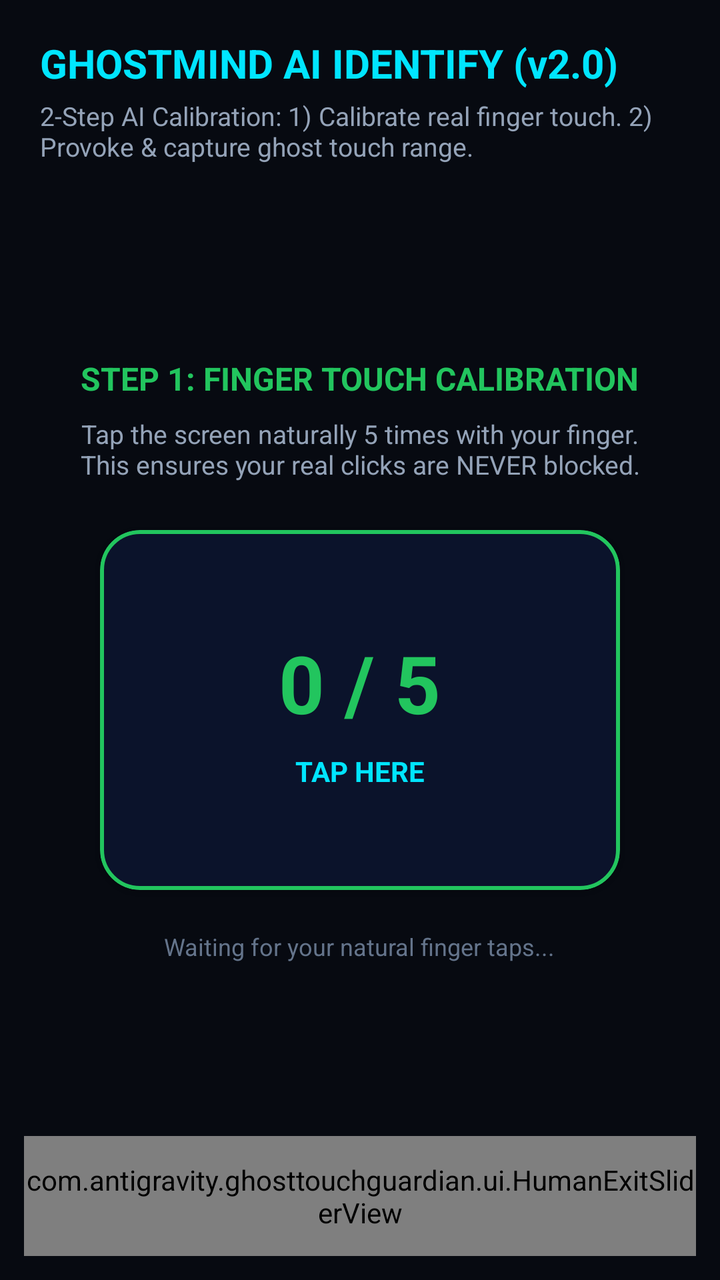
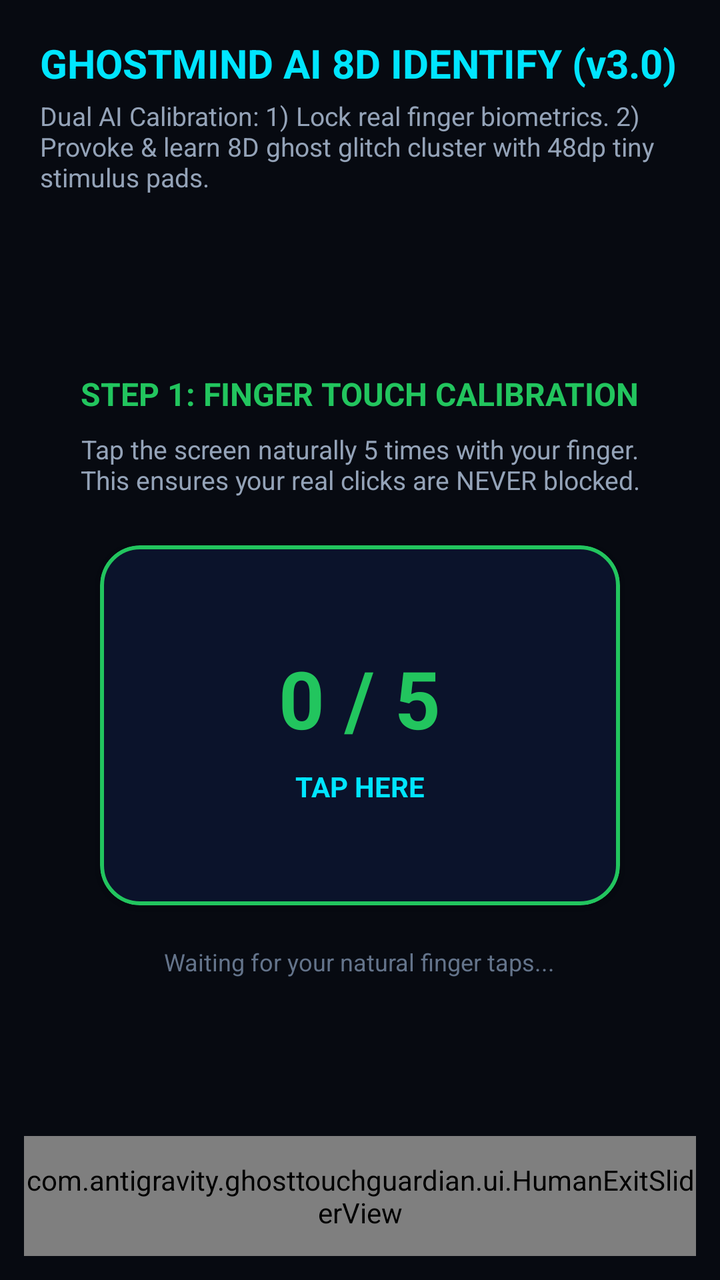

The first picture is an Android layout as it rendered before a commit; the second is the same layout after the commit. The layout source and the unified diff follow.
<!-- AndroidManifest.xml: activity theme Theme.GhostTouchGuardian.Fullscreen -->
<!-- res/layout/activity_ghost_identify.xml -->
<?xml version="1.0" encoding="utf-8"?>
<androidx.constraintlayout.widget.ConstraintLayout xmlns:android="http://schemas.android.com/apk/res/android"
    xmlns:app="http://schemas.android.com/apk/res-auto"
    android:layout_width="match_parent"
    android:layout_height="match_parent"
    android:background="#070A11">

    
    <LinearLayout
        android:id="@+id/identifyHeader"
        android:layout_width="match_parent"
        android:layout_height="wrap_content"
        android:orientation="vertical"
        android:paddingStart="20dp"
        android:paddingEnd="20dp"
        android:paddingTop="18dp"
        android:paddingBottom="10dp"
        app:layout_constraintTop_toTopOf="parent">

        <TextView
            android:id="@+id/tvIdentifyTitle"
            android:layout_width="wrap_content"
            android:layout_height="wrap_content"
            android:text="GHOSTMIND AI IDENTIFY (v2.0)"
            android:textColor="#00E5FF"
            android:textSize="20sp"
            android:textStyle="bold" />

        <TextView
            android:id="@+id/tvIdentifySubtitle"
            android:layout_width="match_parent"
            android:layout_height="wrap_content"
            android:layout_marginTop="4dp"
            android:text="2-Step AI Calibration: 1) Calibrate real finger touch. 2) Provoke &amp; capture ghost touch range."
            android:textColor="#94A3B8"
            android:textSize="13sp" />
    </LinearLayout>

    
    <LinearLayout
        android:id="@+id/panelFingerCalibration"
        android:layout_width="match_parent"
        android:layout_height="0dp"
        android:orientation="vertical"
        android:padding="20dp"
        android:gravity="center"
        app:layout_constraintTop_toBottomOf="@+id/identifyHeader"
        app:layout_constraintBottom_toTopOf="@+id/humanExitSlider">

        <TextView
            android:layout_width="wrap_content"
            android:layout_height="wrap_content"
            android:text="STEP 1: FINGER TOUCH CALIBRATION"
            android:textColor="#22C55E"
            android:textSize="16sp"
            android:textStyle="bold" />

        <TextView
            android:layout_width="wrap_content"
            android:layout_height="wrap_content"
            android:layout_marginTop="8dp"
            android:gravity="center"
            android:text="Tap the screen naturally 5 times with your finger.\nThis ensures your real clicks are NEVER blocked."
            android:textColor="#94A3B8"
            android:textSize="13sp" />

        <com.google.android.material.card.MaterialCardView
            android:id="@+id/cardFingerTapTarget"
            android:layout_width="260dp"
            android:layout_height="180dp"
            android:layout_marginTop="24dp"
            app:cardBackgroundColor="#0B132B"
            app:cardCornerRadius="20dp"
            app:strokeColor="#22C55E"
            app:strokeWidth="2dp">

            <LinearLayout
                android:layout_width="match_parent"
                android:layout_height="match_parent"
                android:gravity="center"
                android:orientation="vertical">

                <TextView
                    android:id="@+id/tvFingerTapCount"
                    android:layout_width="wrap_content"
                    android:layout_height="wrap_content"
                    android:text="0 / 5"
                    android:textColor="#22C55E"
                    android:textSize="40sp"
                    android:textStyle="bold" />

                <TextView
                    android:id="@+id/tvFingerTapHint"
                    android:layout_width="wrap_content"
                    android:layout_height="wrap_content"
                    android:layout_marginTop="8dp"
                    android:text="TAP HERE"
                    android:textColor="#00E5FF"
                    android:textSize="14sp"
                    android:textStyle="bold" />
            </LinearLayout>
        </com.google.android.material.card.MaterialCardView>

        <TextView
            android:id="@+id/tvFingerBioFeedback"
            android:layout_width="wrap_content"
            android:layout_height="wrap_content"
            android:layout_marginTop="20dp"
            android:text="Waiting for your natural finger taps..."
            android:textColor="#64748B"
            android:textSize="12sp" />

        <com.google.android.material.button.MaterialButton
            android:id="@+id/btnProceedToGhostScan"
            android:layout_width="match_parent"
            android:layout_height="52dp"
            android:layout_marginTop="24dp"
            android:backgroundTint="#22C55E"
            android:text="NEXT: SCAN GHOST SPECTRUM ➔"
            android:textColor="#070A11"
            android:textStyle="bold"
            android:visibility="gone"
            app:cornerRadius="12dp" />
    </LinearLayout>

    
    <LinearLayout
        android:id="@+id/scanTimeSetup"
        android:layout_width="match_parent"
        android:layout_height="wrap_content"
        android:orientation="vertical"
        android:padding="20dp"
        android:visibility="gone"
        app:layout_constraintTop_toBottomOf="@+id/identifyHeader">

        <TextView
            android:layout_width="wrap_content"
            android:layout_height="wrap_content"
            android:text="STEP 2: GHOST TOUCH SPECTRUM SCAN"
            android:textColor="#FF5252"
            android:textSize="16sp"
            android:textStyle="bold" />

        <TextView
            android:layout_width="wrap_content"
            android:layout_height="wrap_content"
            android:layout_marginTop="4dp"
            android:text="Scan Duration (How long to listen for ghost glitches)"
            android:textColor="#CBD5E1"
            android:textSize="13sp" />

        <LinearLayout
            android:layout_width="match_parent"
            android:layout_height="wrap_content"
            android:layout_marginTop="8dp"
            android:gravity="center_vertical"
            android:orientation="horizontal">

            <SeekBar
                android:id="@+id/seekScanTime"
                android:layout_width="0dp"
                android:layout_height="wrap_content"
                android:layout_weight="1"
                android:thumbTint="#FF5252"
                android:progressTint="#FF5252" />

            <TextView
                android:id="@+id/tvSelectedTime"
                android:layout_width="52dp"
                android:layout_height="wrap_content"
                android:gravity="end"
                android:text="30s"
                android:textColor="#FF5252"
                android:textSize="18sp"
                android:textStyle="bold" />
        </LinearLayout>

        <com.google.android.material.button.MaterialButton
            android:id="@+id/btnStartScan"
            android:layout_width="match_parent"
            android:layout_height="52dp"
            android:layout_marginTop="16dp"
            android:backgroundTint="#FF5252"
            android:text="▶ START GHOST SPECTRUM SCAN"
            android:textColor="#FFFFFF"
            android:textStyle="bold"
            app:cornerRadius="12dp" />
    </LinearLayout>

    
    <LinearLayout
        android:id="@+id/scanActivePanel"
        android:layout_width="match_parent"
        android:layout_height="0dp"
        android:gravity="center_horizontal"
        android:orientation="vertical"
        android:paddingStart="16dp"
        android:paddingEnd="16dp"
        android:paddingTop="6dp"
        android:paddingBottom="8dp"
        android:visibility="gone"
        app:layout_constraintBottom_toTopOf="@+id/humanExitSlider"
        app:layout_constraintEnd_toEndOf="parent"
        app:layout_constraintStart_toStartOf="parent"
        app:layout_constraintTop_toBottomOf="@+id/identifyHeader">

        
        <LinearLayout
            android:layout_width="match_parent"
            android:layout_height="wrap_content"
            android:gravity="center_vertical"
            android:orientation="horizontal">

            <TextView
                android:id="@+id/tvIdentifyCountdown"
                android:layout_width="wrap_content"
                android:layout_height="wrap_content"
                android:text="30s"
                android:textColor="#FF5252"
                android:textSize="32sp"
                android:textStyle="bold" />

            <LinearLayout
                android:layout_width="0dp"
                android:layout_height="wrap_content"
                android:layout_marginStart="14dp"
                android:layout_weight="1"
                android:orientation="vertical">

                <TextView
                    android:id="@+id/tvCapturedSamples"
                    android:layout_width="wrap_content"
                    android:layout_height="wrap_content"
                    android:text="0 Glitches Captured"
                    android:textColor="#FF5252"
                    android:textSize="14sp"
                    android:textStyle="bold" />

                <TextView
                    android:id="@+id/tvLastFactor"
                    android:layout_width="wrap_content"
                    android:layout_height="wrap_content"
                    android:text="Tap Green Zone below to provoke post-touch glitches!"
                    android:textColor="#94A3B8"
                    android:textSize="11sp" />
            </LinearLayout>
        </LinearLayout>

        
        <com.google.android.material.card.MaterialCardView
            android:id="@+id/cardGreenSafeZoneTop"
            android:layout_width="match_parent"
            android:layout_height="80dp"
            android:layout_marginTop="10dp"
            app:cardBackgroundColor="#0B1C14"
            app:cardCornerRadius="14dp"
            app:strokeColor="#22C55E"
            app:strokeWidth="2dp">

            <LinearLayout
                android:layout_width="match_parent"
                android:layout_height="match_parent"
                android:gravity="center"
                android:orientation="vertical">

                <TextView
                    android:layout_width="wrap_content"
                    android:layout_height="wrap_content"
                    android:text="🛡️ GREEN SAFE ZONE (STIMULUS PAD)"
                    android:textColor="#22C55E"
                    android:textSize="13sp"
                    android:textStyle="bold" />

                <TextView
                    android:layout_width="wrap_content"
                    android:layout_height="wrap_content"
                    android:text="Tap here freely! NEVER recorded as ghost. Provokes trailing glitches."
                    android:textColor="#86EFAC"
                    android:textSize="10sp" />
            </LinearLayout>
        </com.google.android.material.card.MaterialCardView>

        
        <com.google.android.material.card.MaterialCardView
            android:layout_width="match_parent"
            android:layout_height="wrap_content"
            android:layout_marginTop="10dp"
            app:cardBackgroundColor="#0D1220"
            app:cardCornerRadius="14dp"
            app:strokeColor="#1E293B"
            app:strokeWidth="1dp">

            <LinearLayout
                android:layout_width="match_parent"
                android:layout_height="wrap_content"
                android:orientation="vertical"
                android:padding="12dp">

                <TextView
                    android:layout_width="wrap_content"
                    android:layout_height="wrap_content"
                    android:text="LEARNED GLITCH SPECTRUM &amp; FREQUENCY ENVELOPE"
                    android:textColor="#38BDF8"
                    android:textSize="11sp"
                    android:textStyle="bold" />

                <TextView
                    android:id="@+id/tvFactorMatrix"
                    android:layout_width="match_parent"
                    android:layout_height="wrap_content"
                    android:layout_marginTop="6dp"
                    android:text="⏱ Dwell Spectrum:  Waiting...\n🔄 Frequency Band:  Waiting...\n⚡ Zero Momentum:   Waiting...\n📍 Spread Area:     Waiting..."
                    android:textColor="#CBD5E1"
                    android:textSize="12sp"
                    android:lineSpacingExtra="4dp" />
            </LinearLayout>
        </com.google.android.material.card.MaterialCardView>

        
        <com.google.android.material.card.MaterialCardView
            android:id="@+id/cardGreenSafeZoneBottom"
            android:layout_width="match_parent"
            android:layout_height="80dp"
            android:layout_marginTop="10dp"
            app:cardBackgroundColor="#0B1C14"
            app:cardCornerRadius="14dp"
            app:strokeColor="#22C55E"
            app:strokeWidth="2dp">

            <LinearLayout
                android:layout_width="match_parent"
                android:layout_height="match_parent"
                android:gravity="center"
                android:orientation="vertical">

                <TextView
                    android:layout_width="wrap_content"
                    android:layout_height="wrap_content"
                    android:text="🛡️ GREEN SAFE ZONE (BOTTOM PAD)"
                    android:textColor="#22C55E"
                    android:textSize="13sp"
                    android:textStyle="bold" />

                <TextView
                    android:layout_width="wrap_content"
                    android:layout_height="wrap_content"
                    android:text="Tap to wake up trailing capacitive noise outside."
                    android:textColor="#86EFAC"
                    android:textSize="10sp" />
            </LinearLayout>
        </com.google.android.material.card.MaterialCardView>
    </LinearLayout>

    
    <LinearLayout
        android:id="@+id/resultPanel"
        android:layout_width="match_parent"
        android:layout_height="0dp"
        android:orientation="vertical"
        android:padding="20dp"
        android:visibility="gone"
        app:layout_constraintBottom_toTopOf="@+id/humanExitSlider"
        app:layout_constraintEnd_toEndOf="parent"
        app:layout_constraintStart_toStartOf="parent"
        app:layout_constraintTop_toBottomOf="@+id/identifyHeader">

        <TextView
            android:layout_width="wrap_content"
            android:layout_height="wrap_content"
            android:text="GHOSTMIND AI DUAL PROFILE SYNTHESIZED"
            android:textColor="#00E5FF"
            android:textSize="16sp"
            android:textStyle="bold" />

        <com.google.android.material.card.MaterialCardView
            android:layout_width="match_parent"
            android:layout_height="0dp"
            android:layout_weight="1"
            android:layout_marginTop="12dp"
            app:cardBackgroundColor="#0D1220"
            app:cardCornerRadius="14dp"
            app:strokeColor="#2A364F"
            app:strokeWidth="1dp">

            <ScrollView
                android:layout_width="match_parent"
                android:layout_height="match_parent">

                <TextView
                    android:id="@+id/tvResultSummary"
                    android:layout_width="match_parent"
                    android:layout_height="wrap_content"
                    android:padding="16dp"
                    android:text=""
                    android:textColor="#CBD5E1"
                    android:textSize="13sp"
                    android:lineSpacingExtra="5dp" />
            </ScrollView>
        </com.google.android.material.card.MaterialCardView>

        <com.google.android.material.button.MaterialButton
            android:id="@+id/btnSaveFingerprint"
            android:layout_width="match_parent"
            android:layout_height="52dp"
            android:layout_marginTop="12dp"
            android:backgroundTint="#00E5FF"
            android:text="✅ ACTIVATE GHOSTMIND AI SHIELD"
            android:textColor="#070A11"
            android:textStyle="bold"
            app:cornerRadius="12dp" />

        <com.google.android.material.button.MaterialButton
            android:id="@+id/btnDiscardScan"
            style="@style/Widget.MaterialComponents.Button.OutlinedButton"
            android:layout_width="match_parent"
            android:layout_height="46dp"
            android:layout_marginTop="6dp"
            android:text="Discard &amp; Recalibrate"
            android:textColor="#64748B"
            app:cornerRadius="12dp"
            app:strokeColor="#334155" />
    </LinearLayout>

    
    <com.antigravity.ghosttouchguardian.ui.HumanExitSliderView
        android:id="@+id/humanExitSlider"
        android:layout_width="match_parent"
        android:layout_height="60dp"
        android:layout_marginStart="12dp"
        android:layout_marginEnd="12dp"
        android:layout_marginBottom="12dp"
        app:layout_constraintBottom_toBottomOf="parent"
        app:layout_constraintEnd_toEndOf="parent"
        app:layout_constraintStart_toStartOf="parent" />

</androidx.constraintlayout.widget.ConstraintLayout>
<!-- resources referenced by this layout -->
<resources>
  <style name="Theme.GhostTouchGuardian.Fullscreen" parent="Theme.GhostTouchGuardian">
          <item name="android:windowFullscreen">true</item>
          <item name="android:windowContentOverlay">@null</item>
      </style>
  <style name="Theme.GhostTouchGuardian" parent="Theme.MaterialComponents.DayNight.NoActionBar">
          <item name="colorPrimary">@color/accent_blue</item>
          <item name="colorPrimaryVariant">@color/accent_cyan</item>
          <item name="colorOnPrimary">@color/black</item>
          <item name="android:windowBackground">@color/amoled_black</item>
          <item name="android:statusBarColor">@color/amoled_black</item>
          <item name="android:navigationBarColor">@color/amoled_black</item>
      </style>
  <color name="accent_blue">#3D7EFE</color>
  <color name="accent_cyan">#00D2FF</color>
  <color name="black">#000000</color>
  <color name="amoled_black">#05070A</color>
</resources>

<!-- the commit's change to res/layout/activity_ghost_identify.xml (unified diff, before → after) -->
@@ -21,7 +21,7 @@
             android:id="@+id/tvIdentifyTitle"
             android:layout_width="wrap_content"
             android:layout_height="wrap_content"
-            android:text="GHOSTMIND AI IDENTIFY (v2.0)"
+            android:text="GHOSTMIND AI 8D IDENTIFY (v3.0)"
             android:textColor="#00E5FF"
             android:textSize="20sp"
             android:textStyle="bold" />
@@ -31,7 +31,7 @@
             android:layout_width="match_parent"
             android:layout_height="wrap_content"
             android:layout_marginTop="4dp"
-            android:text="2-Step AI Calibration: 1) Calibrate real finger touch. 2) Provoke &amp; capture ghost touch range."
+            android:text="Dual AI Calibration: 1) Lock real finger biometrics. 2) Provoke &amp; learn 8D ghost glitch cluster with 48dp tiny stimulus pads."
             android:textColor="#94A3B8"
             android:textSize="13sp" />
     </LinearLayout>
@@ -247,44 +247,46 @@
         </LinearLayout>
 
         
-        <com.google.android.material.card.MaterialCardView
-            android:id="@+id/cardGreenSafeZoneTop"
-            android:layout_width="match_parent"
-            android:layout_height="80dp"
-            android:layout_marginTop="10dp"
-            app:cardBackgroundColor="#0B1C14"
-            app:cardCornerRadius="14dp"
-            app:strokeColor="#22C55E"
-            app:strokeWidth="2dp">
-
-            <LinearLayout
-                android:layout_width="match_parent"
-                android:layout_height="match_parent"
-                android:gravity="center"
-                android:orientation="vertical">
-
-                <TextView
-                    android:layout_width="wrap_content"
-                    android:layout_height="wrap_content"
-                    android:text="🛡️ GREEN SAFE ZONE (STIMULUS PAD)"
-                    android:textColor="#22C55E"
-                    android:textSize="13sp"
-                    android:textStyle="bold" />
-
-                <TextView
-                    android:layout_width="wrap_content"
-                    android:layout_height="wrap_content"
-                    android:text="Tap here freely! NEVER recorded as ghost. Provokes trailing glitches."
-                    android:textColor="#86EFAC"
-                    android:textSize="10sp" />
-            </LinearLayout>
-        </com.google.android.material.card.MaterialCardView>
+        <LinearLayout
+            android:layout_width="match_parent"
+            android:layout_height="wrap_content"
+            android:gravity="center_vertical"
+            android:layout_marginTop="8dp">
+
+            <com.google.android.material.card.MaterialCardView
+                android:id="@+id/cardGreenSafeZoneTop"
+                android:layout_width="48dp"
+                android:layout_height="48dp"
+                app:cardBackgroundColor="#15803D"
+                app:cardCornerRadius="24dp"
+                app:strokeColor="#22C55E"
+                app:strokeWidth="2.5dp">
+
+                <TextView
+                    android:layout_width="match_parent"
+                    android:layout_height="match_parent"
+                    android:gravity="center"
+                    android:text="TAP"
+                    android:textColor="#FFFFFF"
+                    android:textSize="11sp"
+                    android:textStyle="bold" />
+            </com.google.android.material.card.MaterialCardView>
+
+            <TextView
+                android:layout_width="0dp"
+                android:layout_height="wrap_content"
+                android:layout_marginStart="12dp"
+                android:layout_weight="1"
+                android:text="🛡️ 48dp Tiny Stimulus Pad: Tap with fingertip to provoke post-touch glitches. (NEVER recorded as ghost)"
+                android:textColor="#86EFAC"
+                android:textSize="11sp" />
+        </LinearLayout>
 
         
         <com.google.android.material.card.MaterialCardView
             android:layout_width="match_parent"
             android:layout_height="wrap_content"
-            android:layout_marginTop="10dp"
+            android:layout_marginTop="8dp"
             app:cardBackgroundColor="#0D1220"
             app:cardCornerRadius="14dp"
             app:strokeColor="#1E293B"
@@ -299,7 +301,7 @@
                 <TextView
                     android:layout_width="wrap_content"
                     android:layout_height="wrap_content"
-                    android:text="LEARNED GLITCH SPECTRUM &amp; FREQUENCY ENVELOPE"
+                    android:text="8D AI TENSOR &amp; REAL-TIME CLUSTER METRICS"
                     android:textColor="#38BDF8"
                     android:textSize="11sp"
                     android:textStyle="bold" />
@@ -317,38 +319,40 @@
         </com.google.android.material.card.MaterialCardView>
 
         
-        <com.google.android.material.card.MaterialCardView
-            android:id="@+id/cardGreenSafeZoneBottom"
-            android:layout_width="match_parent"
-            android:layout_height="80dp"
-            android:layout_marginTop="10dp"
-            app:cardBackgroundColor="#0B1C14"
-            app:cardCornerRadius="14dp"
-            app:strokeColor="#22C55E"
-            app:strokeWidth="2dp">
-
-            <LinearLayout
-                android:layout_width="match_parent"
-                android:layout_height="match_parent"
-                android:gravity="center"
-                android:orientation="vertical">
-
-                <TextView
-                    android:layout_width="wrap_content"
-                    android:layout_height="wrap_content"
-                    android:text="🛡️ GREEN SAFE ZONE (BOTTOM PAD)"
-                    android:textColor="#22C55E"
-                    android:textSize="13sp"
-                    android:textStyle="bold" />
-
-                <TextView
-                    android:layout_width="wrap_content"
-                    android:layout_height="wrap_content"
-                    android:text="Tap to wake up trailing capacitive noise outside."
-                    android:textColor="#86EFAC"
-                    android:textSize="10sp" />
-            </LinearLayout>
-        </com.google.android.material.card.MaterialCardView>
+        <LinearLayout
+            android:layout_width="match_parent"
+            android:layout_height="wrap_content"
+            android:gravity="center_vertical"
+            android:layout_marginTop="8dp">
+
+            <com.google.android.material.card.MaterialCardView
+                android:id="@+id/cardGreenSafeZoneBottom"
+                android:layout_width="48dp"
+                android:layout_height="48dp"
+                app:cardBackgroundColor="#15803D"
+                app:cardCornerRadius="24dp"
+                app:strokeColor="#22C55E"
+                app:strokeWidth="2.5dp">
+
+                <TextView
+                    android:layout_width="match_parent"
+                    android:layout_height="match_parent"
+                    android:gravity="center"
+                    android:text="TAP"
+                    android:textColor="#FFFFFF"
+                    android:textSize="11sp"
+                    android:textStyle="bold" />
+            </com.google.android.material.card.MaterialCardView>
+
+            <TextView
+                android:layout_width="0dp"
+                android:layout_height="wrap_content"
+                android:layout_marginStart="12dp"
+                android:layout_weight="1"
+                android:text="🛡️ 48dp Pad: Screen is 96% open! All outside glitches captured to train 8D AI Brain."
+                android:textColor="#86EFAC"
+                android:textSize="11sp" />
+        </LinearLayout>
     </LinearLayout>
 
     
